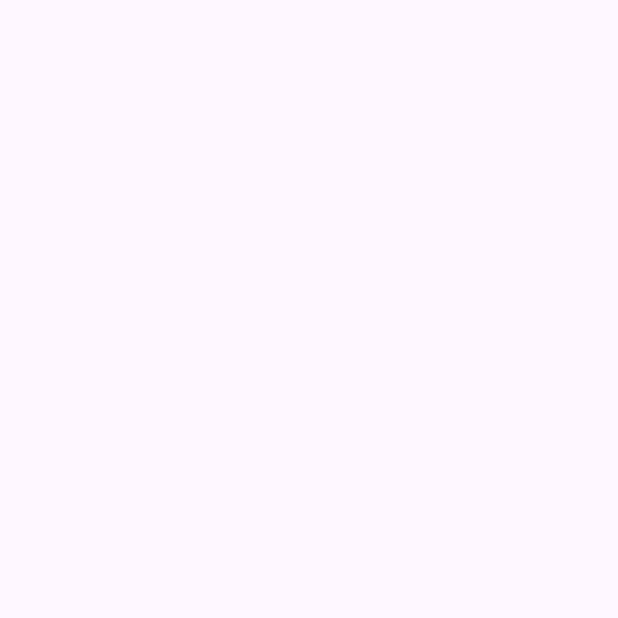
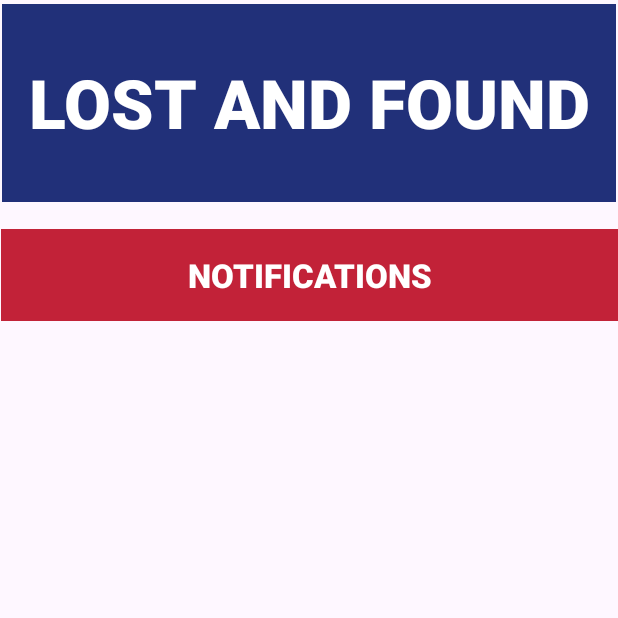
Before and after one commit to Chuck67Mango/Yr11ITProjectLostAndFound, an Android app: the Notification screen opened directly, with no data from a screen before it, on a phone screen of 412 x 824 dp, the top half of it. Before the commit the part shown is empty. Run offline under Robolectric (Android 15) with nearby library versions, the phone set to English and light mode, and no system bars.

Commit message:
changes made

```diff
--- a/app/src/main/res/layout/activity_notification.xml
+++ b/app/src/main/res/layout/activity_notification.xml
@@ -4,4 +4,44 @@
     xmlns:tools="http://schemas.android.com/tools"
     android:layout_width="match_parent"
     android:layout_height="match_parent"
-    tools:context=".Notification"/>
+    tools:context=".Notification">
+
+    <TextView
+        android:id="@+id/textView4"
+        android:layout_width="409dp"
+        android:layout_height="132dp"
+        android:background="#213079"
+        android:backgroundTint="#213079"
+        android:fontFamily="sans-serif-black"
+        android:gravity="center"
+        android:text="LOST AND FOUND"
+        android:textAlignment="center"
+        android:textAppearance="@style/TextAppearance.AppCompat.Display2"
+        android:textColor="#FFFFFF"
+        android:textColorLink="#FFFFFF"
+        app:layout_constraintBottom_toBottomOf="parent"
+        app:layout_constraintEnd_toEndOf="parent"
+        app:layout_constraintHorizontal_bias="0.6"
+        app:layout_constraintStart_toStartOf="parent"
+        app:layout_constraintTop_toTopOf="parent"
+        app:layout_constraintVertical_bias="0.004" />
+
+    <TextView
+        android:id="@+id/textView5"
+        android:layout_width="411dp"
+        android:layout_height="61dp"
+        android:background="#C22238"
+        android:backgroundTint="#C22238"
+        android:fontFamily="sans-serif-black"
+        android:gravity="center"
+        android:text="NOTIFICATIONS"
+        android:textAlignment="center"
+        android:textAppearance="@style/TextAppearance.AppCompat.Large"
+        android:textColor="#FFFFFF"
+        app:layout_constraintBottom_toBottomOf="parent"
+        app:layout_constraintEnd_toEndOf="parent"
+        app:layout_constraintHorizontal_bias="1.0"
+        app:layout_constraintStart_toStartOf="parent"
+        app:layout_constraintTop_toTopOf="@+id/textView4"
+        app:layout_constraintVertical_bias="0.197" />
+</androidx.constraintlayout.widget.ConstraintLayout>
```
